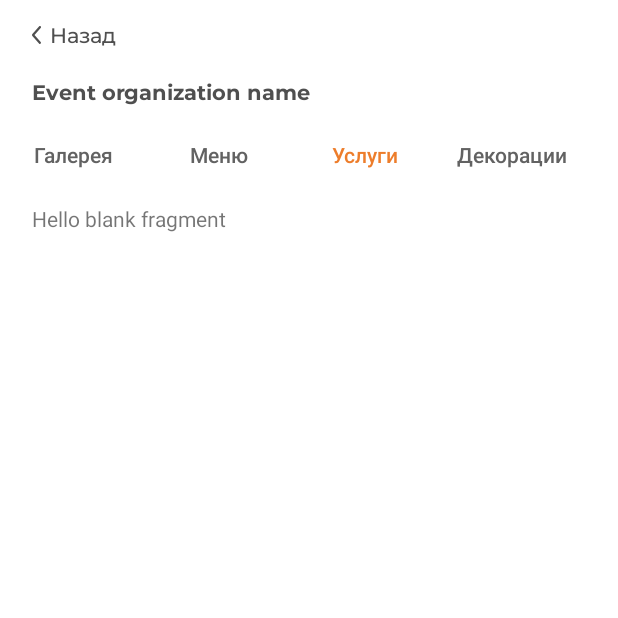
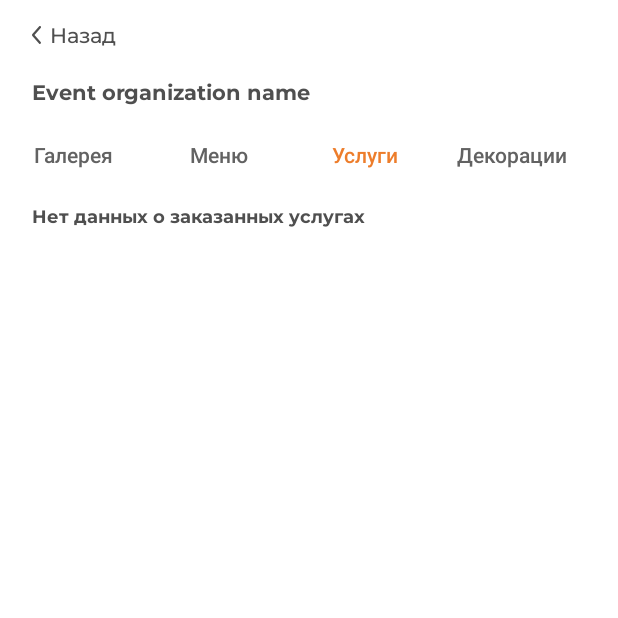
Before and after one commit to MikaOlala/toigether-anddroid-app, an Android app: the EventGalleryFragment screen opened directly, with no data from a screen before it, tab 3 chosen, on a phone screen of 412 x 824 dp, the top half of it. Run offline under Robolectric (Android 15) with nearby library versions, the phone set to English and light mode, and no system bars; our stand-ins replace Firebase (no records; nobody signed in at launch, a user with empty details on screens opened directly); 3 statements that could not run were skipped.

Commit message:
finished event pages

```diff
--- a/app/src/main/java/com/example/toigether/events/EventGalleryFragment.java
+++ b/app/src/main/java/com/example/toigether/events/EventGalleryFragment.java
@@ -12,11 +12,14 @@ import android.view.View;
 import android.view.ViewGroup;
 import android.view.Window;
 import android.widget.GridView;
+import android.widget.TextView;
 
 import com.example.toigether.FirebaseData;
 import com.example.toigether.R;
 import com.example.toigether.adapters.ImageAdapter;
 import com.example.toigether.items.Event;
+
+import org.w3c.dom.Text;
 
 import java.util.ArrayList;
 
@@ -31,6 +34,7 @@ public class EventGalleryFragment extends Fragment {
         View view = inflater.inflate(R.layout.event_gallery_fragment, container, false);
 
         Context context = getContext();
+        TextView noImages = view.findViewById(R.id.noImages);
         GridView grid = view.findViewById(R.id.grid);
         String id = getArguments().getString("id");
 
@@ -41,7 +45,10 @@ public class EventGalleryFragment extends Fragment {
 
                 @Override
                 public void onSuccess(Event event) {
-                    grid.setAdapter(new ImageAdapter(event.getImages(), context));
+                    if (event.getImages().size()!=0)
+                        grid.setAdapter(new ImageAdapter(event.getImages(), context));
+                    else
+                        noImages.setVisibility(View.VISIBLE);
                     dialog.cancel();
                 }
             });
--- a/app/src/main/java/com/example/toigether/events/EventServiceFragment.java
+++ b/app/src/main/java/com/example/toigether/events/EventServiceFragment.java
@@ -4,18 +4,41 @@ import android.os.Bundle;
 
 import androidx.fragment.app.Fragment;
 
+import android.text.TextUtils;
 import android.view.LayoutInflater;
 import android.view.View;
 import android.view.ViewGroup;
+import android.widget.TextView;
 
+import com.example.toigether.FirebaseData;
 import com.example.toigether.R;
+import com.example.toigether.items.Event;
 
 public class EventServiceFragment extends Fragment {
 
     @Override
     public View onCreateView(LayoutInflater inflater, ViewGroup container,
                              Bundle savedInstanceState) {
-        // Inflate the layout for this fragment
-        return inflater.inflate(R.layout.event_service_fragment, container, false);
+        View view = inflater.inflate(R.layout.event_service_fragment, container, false);
+
+        TextView services = view.findViewById(R.id.services);
+        TextView noServices = view.findViewById(R.id.noService);
+        String id = getArguments().getString("id");
+        FirebaseData db = new FirebaseData();
+
+        db.getEvent(id, new FirebaseData.OnGetEventListener() {
+            @Override
+            public void onStart() {}
+
+            @Override
+            public void onSuccess(Event event) {
+                if (event.getServices()!=null)
+                    services.setText(TextUtils.join("\n", event.getServices()));
+                else
+                    noServices.setVisibility(View.VISIBLE);
+            }
+        });
+
+        return view;
     }
 }
--- a/app/src/main/res/layout/event_gallery_fragment.xml
+++ b/app/src/main/res/layout/event_gallery_fragment.xml
@@ -4,6 +4,12 @@
     android:layout_width="match_parent"
     android:layout_height="match_parent"
     tools:context=".events.EventGalleryFragment">
+
+    <TextView
+        android:id="@+id/noImages"
+        style="@style/header_black_little"
+        android:text="Кажется кто-то стеснительный и не захотел делиться фото!"
+        android:visibility="invisible"/>
 
     <GridView
         android:id="@+id/grid"
--- a/app/src/main/res/layout/event_service_fragment.xml
+++ b/app/src/main/res/layout/event_service_fragment.xml
@@ -5,10 +5,19 @@
     android:layout_height="match_parent"
     tools:context=".events.EventServiceFragment">
 
-    <!-- TODO: Update blank fragment layout -->
     <TextView
+        android:id="@+id/noService"
+        style="@style/header_black_little"
+        android:text="@string/no_service"
+        android:visibility="invisible"/>
+
+    <TextView
+        android:id="@+id/services"
         android:layout_width="match_parent"
         android:layout_height="match_parent"
-        android:text="@string/hello_blank_fragment" />
+        android:text=""
+        android:fontFamily="@font/montserrat_medium"
+        android:textSize="16sp"
+        android:textColor="#696969"/>
 
 </FrameLayout>
--- a/app/src/main/res/values/strings.xml
+++ b/app/src/main/res/values/strings.xml
@@ -100,4 +100,6 @@
     <string name="back">Назад</string>
     <string name="no_menu">Стандартное меню или Меню отсутствовало</string>
     <string name="logout">Выйти</string>
+    <string name="no_service">Нет данных о заказанных услугах</string>
+    <string name="no_decoration">Нет данных о заказанных декорациях</string>
 </resources>
```
Also changed, not shown: app/src/main/java/com/example/toigether/events/EventDecorationFragment.java (+7 -2 lines), app/src/main/res/layout/event_decoration_fragment.xml (+7 -1 lines).
